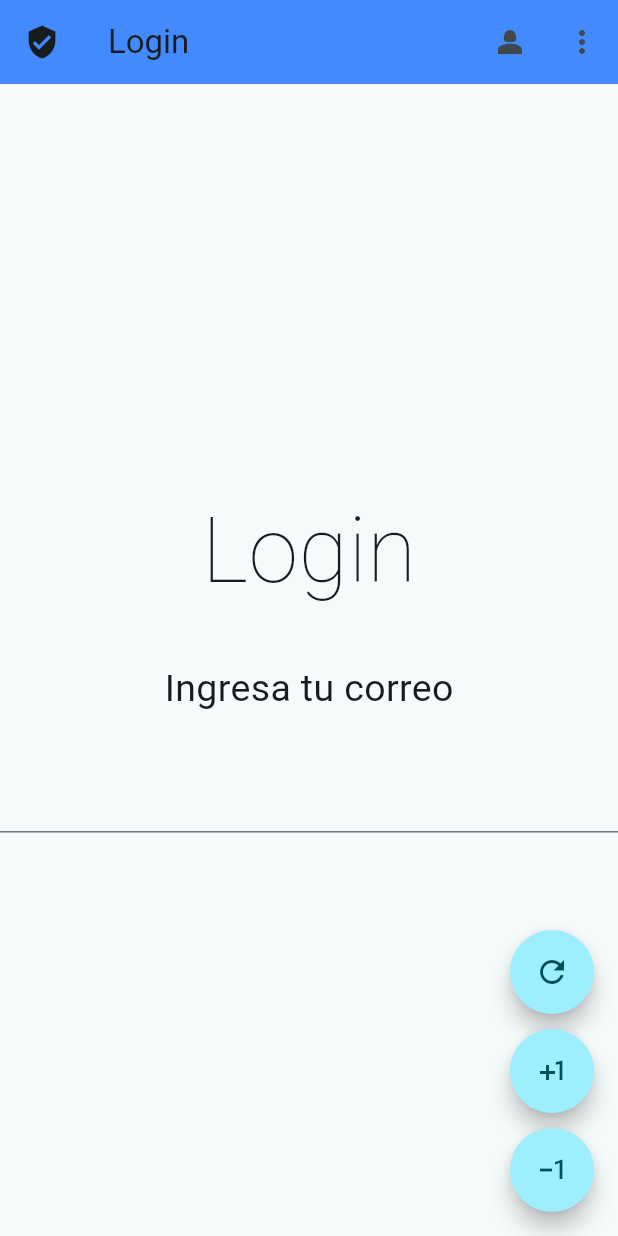
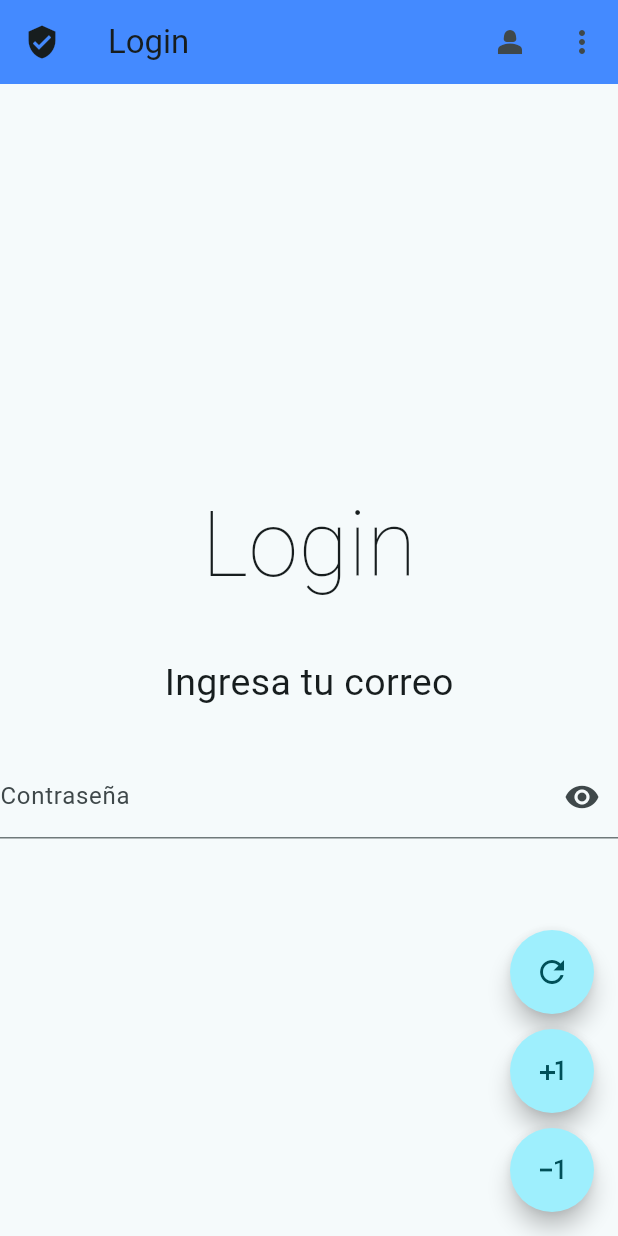
Before and after one commit to Ricardo7173/ORGG-ddi, a Flutter app: the screen it shows after launch, after a tap on the "plus one" icon, on a phone screen of 412 x 824 dp. Run offline on Flutter 3.47's test engine with Material 3 defaults, Android fonts, the phone set to English and light mode, and no system bars.

Commit message:
Login mejorado

```diff
--- a/demo_app/lib/presentation/screens/login/login_screen.dart
+++ b/demo_app/lib/presentation/screens/login/login_screen.dart
@@ -1,8 +1,7 @@
 import 'package:flutter/material.dart';
 
-
 class LoginScreen extends StatefulWidget {
-  const LoginScreen({super.key});
+  const LoginScreen({Key? key}) : super(key: key);
 
   @override
   State<LoginScreen> createState() => _LoginScreenState();
@@ -10,37 +9,58 @@ class LoginScreen extends StatefulWidget {
 
 class _LoginScreenState extends State<LoginScreen> {
   int clickCounter = 0;
+  bool obscurePassword = true;
+
   @override
   Widget build(BuildContext context) {
     return Scaffold(
       appBar: AppBar(
-        title:const Text("Login"),
+        title: const Text("Login"),
         leading: IconButton(
           icon: const Icon(Icons.verified_user),
-          onPressed: () { },
+          onPressed: () {},
         ),
         backgroundColor: Colors.blueAccent,
         actions: [
-          IconButton(onPressed: () { }, icon: const Icon(Icons.person_2_sharp)),
-          IconButton(onPressed: () { }, icon: const Icon(Icons.more_vert))
+          IconButton(
+            onPressed: () {},
+            icon: const Icon(Icons.person_2_sharp),
+          ),
+          IconButton(
+            onPressed: () {},
+            icon: const Icon(Icons.more_vert),
+          )
         ],
       ),
-      body:  Center(
+      body: Center(
         child: Column(
           mainAxisAlignment: MainAxisAlignment.center,
           children: [
-            const Text('Login', style: const TextStyle(
-              fontSize: 60,
-              fontWeight: FontWeight.w100
-              )),
+            const Text(
+              'Login',
+              style: TextStyle(fontSize: 60, fontWeight: FontWeight.w100),
+            ),
             const SizedBox(height: 30),
-            const Text('Ingresa tu correo',style: TextStyle(fontSize: 25)),
+            const Text('Ingresa tu correo', style: TextStyle(fontSize: 25)),
             const SizedBox(height: 30),
             TextFormField(
-              obscureText: true,
+              obscureText: obscurePassword, // Oculta los caracteres de la contraseña
+              decoration: InputDecoration(
+                labelText: 'Contraseña',
+                suffixIcon: IconButton(
+                  icon: Icon(obscurePassword
+                      ? Icons.visibility
+                      : Icons.visibility_off),
+                  onPressed: () {
+                    setState(() {
+                      obscurePassword = !obscurePassword;
+                    });
+                  },
+                ),
+              ),
             ),
           ],
-        )
+        ),
       ),
       floatingActionButton: Column(
         mainAxisAlignment: MainAxisAlignment.end,
@@ -48,23 +68,27 @@ class _LoginScreenState extends State<LoginScreen> {
           CustomButton(
             icon: Icons.refresh,
             onPressed: () {
+              setState(() {
                 clickCounter = 0;
-              setState(() { });
-            },),
-            const SizedBox(height: 10,),
+              });
+            },
+          ),
+          const SizedBox(height: 10),
           CustomButton(
             icon: Icons.plus_one,
             onPressed: () {
-              clickCounter ++;
-              setState(() { });
+              setState(() {
+                clickCounter++;
+              });
             },
           ),
-            const SizedBox(height: 10,),
+          const SizedBox(height: 10),
           CustomButton(
             icon: Icons.exposure_minus_1,
             onPressed: () {
-              clickCounter --;
-              setState(() { });
+              setState(() {
+                clickCounter--;
+              });
             },
           ),
         ],
@@ -77,10 +101,10 @@ class CustomButton extends StatelessWidget {
   final IconData icon;
   final VoidCallback? onPressed;
   const CustomButton({
-    super.key,
+    Key? key,
     required this.icon,
     required this.onPressed,
-  });
+  }) : super(key: key);
 
   @override
   Widget build(BuildContext context) {
```
Lines whose indentation alone changed are shown as unchanged.
